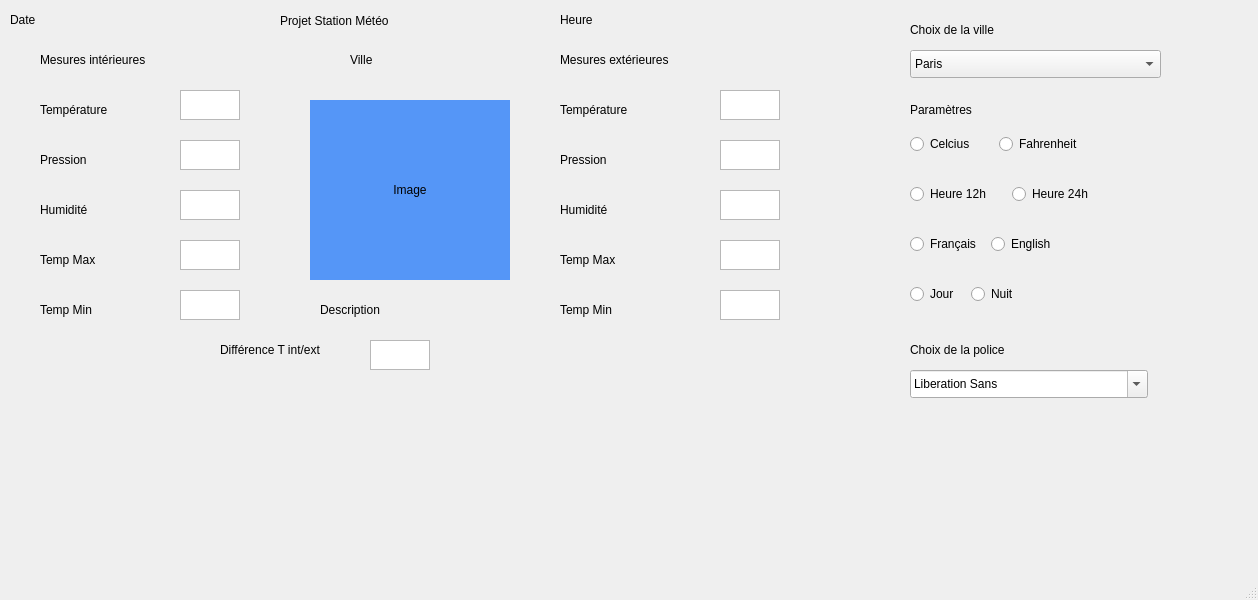
First picture: the form in mainwindow.ui, repository fguyont/station-meteo, before the edit.
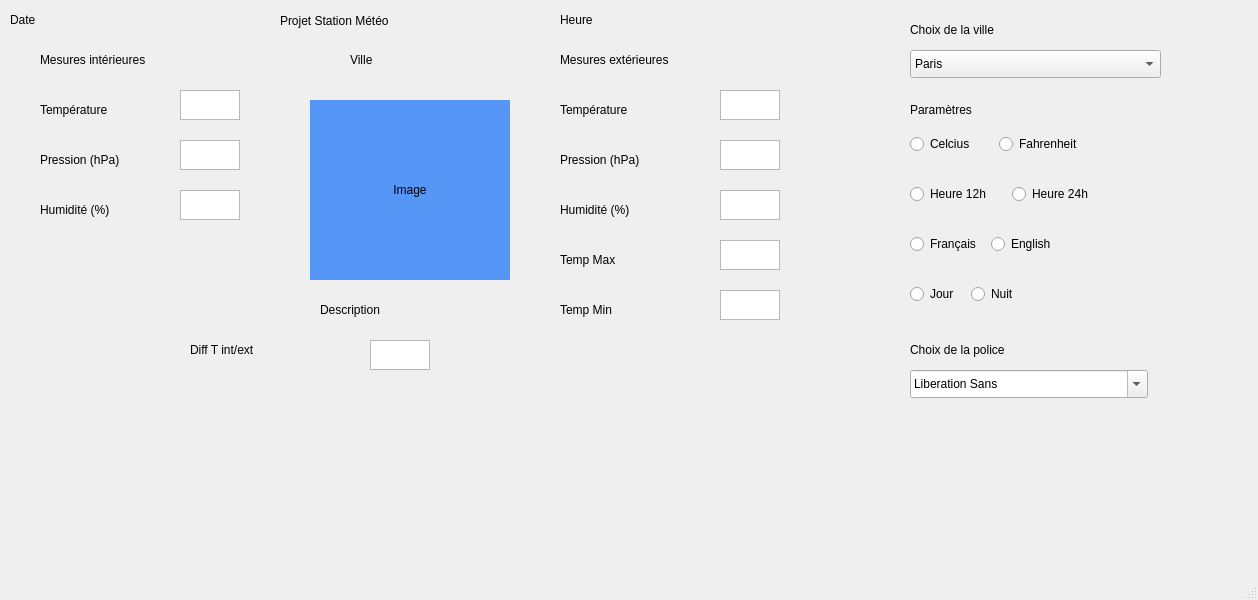
Second picture: the form after the edit.

What changed in the file:
```diff
--- a/mainwindow.ui
+++ b/mainwindow.ui
@@ -48,12 +48,12 @@
      <rect>
       <x>40</x>
       <y>150</y>
-      <width>90</width>
+      <width>111</width>
       <height>20</height>
      </rect>
     </property>
     <property name="text">
-     <string>Pression</string>
+     <string>Pression (hPa)</string>
     </property>
    </widget>
    <widget class="QLabel" name="lblTitre">
@@ -125,7 +125,7 @@
      </rect>
     </property>
     <property name="text">
-     <string>Humidité</string>
+     <string>Humidité (%)</string>
     </property>
    </widget>
    <widget class="QTextBrowser" name="txtHum">
@@ -138,52 +138,6 @@
      </rect>
     </property>
    </widget>
-   <widget class="QLabel" name="lblTempMax">
-    <property name="geometry">
-     <rect>
-      <x>40</x>
-      <y>250</y>
-      <width>90</width>
-      <height>20</height>
-     </rect>
-    </property>
-    <property name="text">
-     <string>Temp Max</string>
-    </property>
-   </widget>
-   <widget class="QTextBrowser" name="txtTempMax">
-    <property name="geometry">
-     <rect>
-      <x>180</x>
-      <y>240</y>
-      <width>60</width>
-      <height>30</height>
-     </rect>
-    </property>
-   </widget>
-   <widget class="QLabel" name="lblTempMin">
-    <property name="geometry">
-     <rect>
-      <x>40</x>
-      <y>300</y>
-      <width>90</width>
-      <height>20</height>
-     </rect>
-    </property>
-    <property name="text">
-     <string>Temp Min</string>
-    </property>
-   </widget>
-   <widget class="QTextBrowser" name="txtTempMin">
-    <property name="geometry">
-     <rect>
-      <x>180</x>
-      <y>290</y>
-      <width>60</width>
-      <height>30</height>
-     </rect>
-    </property>
-   </widget>
    <widget class="QLabel" name="lblTempExt">
     <property name="geometry">
      <rect>
@@ -212,12 +166,12 @@
      <rect>
       <x>560</x>
       <y>150</y>
-      <width>90</width>
+      <width>101</width>
       <height>20</height>
      </rect>
     </property>
     <property name="text">
-     <string>Pression</string>
+     <string>Pression (hPa)</string>
     </property>
    </widget>
    <widget class="QTextBrowser" name="txtPresExt">
@@ -240,7 +194,7 @@
      </rect>
     </property>
     <property name="text">
-     <string>Humidité</string>
+     <string>Humidité (%)</string>
     </property>
    </widget>
    <widget class="QTextBrowser" name="txtHumExt">
@@ -325,14 +279,14 @@
    <widget class="QLabel" name="lblDiff">
     <property name="geometry">
      <rect>
-      <x>220</x>
+      <x>190</x>
       <y>340</y>
-      <width>141</width>
+      <width>111</width>
       <height>20</height>
      </rect>
     </property>
     <property name="text">
-     <string>Différence T int/ext</string>
+     <string>Diff T int/ext</string>
     </property>
    </widget>
    <widget class="QLabel" name="lblDesc">
@@ -591,6 +545,71 @@
      <string>Choix de la police</string>
     </property>
    </widget>
+   <widget class="QLabel" name="lblUnitTemp">
+    <property name="geometry">
+     <rect>
+      <x>130</x>
+      <y>100</y>
+      <width>62</width>
+      <height>20</height>
+     </rect>
+    </property>
+    <property name="text">
+     <string/>
+    </property>
+   </widget>
+   <widget class="QLabel" name="lblUnitTempExt">
+    <property name="geometry">
+     <rect>
+      <x>650</x>
+      <y>100</y>
+      <width>62</width>
+      <height>20</height>
+     </rect>
+    </property>
+    <property name="text">
+     <string/>
+    </property>
+   </widget>
+   <widget class="QLabel" name="lblUnitTempMaxExt">
+    <property name="geometry">
+     <rect>
+      <x>630</x>
+      <y>250</y>
+      <width>62</width>
+      <height>20</height>
+     </rect>
+    </property>
+    <property name="text">
+     <string/>
+    </property>
+   </widget>
+   <widget class="QLabel" name="lblUnitTempMinExt">
+    <property name="geometry">
+     <rect>
+      <x>640</x>
+      <y>300</y>
+      <width>62</width>
+      <height>20</height>
+     </rect>
+    </property>
+    <property name="text">
+     <string/>
+    </property>
+   </widget>
+   <widget class="QLabel" name="lblUnitDiffTemp">
+    <property name="geometry">
+     <rect>
+      <x>290</x>
+      <y>340</y>
+      <width>62</width>
+      <height>20</height>
+     </rect>
+    </property>
+    <property name="text">
+     <string/>
+    </property>
+   </widget>
   </widget>
   <widget class="QMenuBar" name="menubar">
    <property name="geometry">
```
